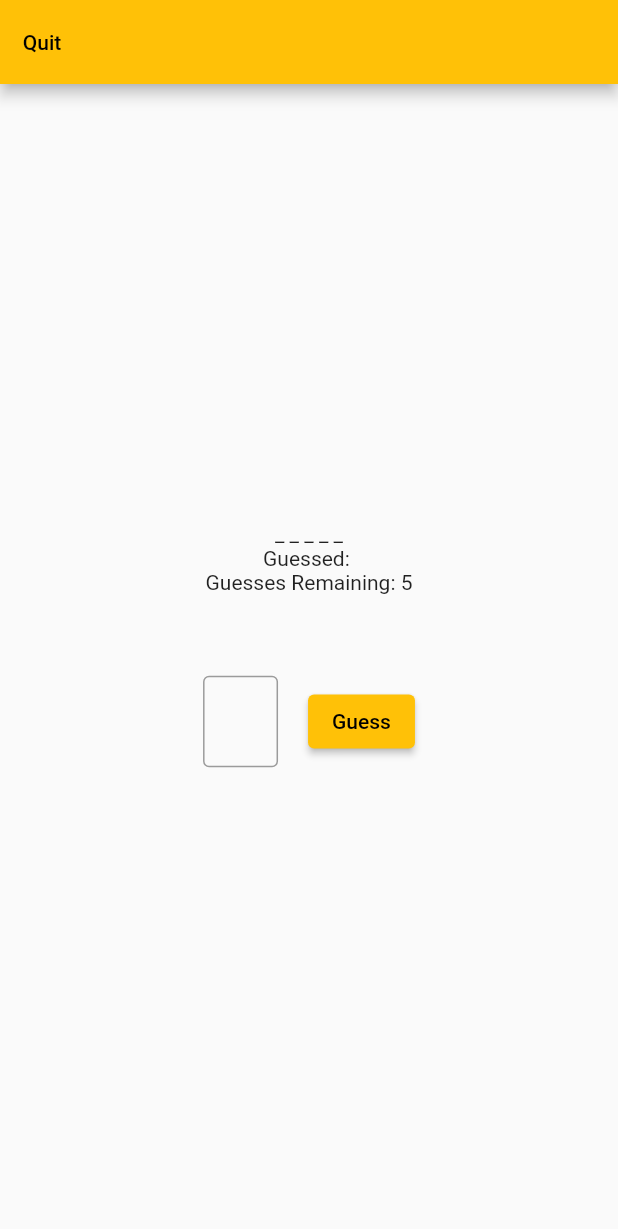
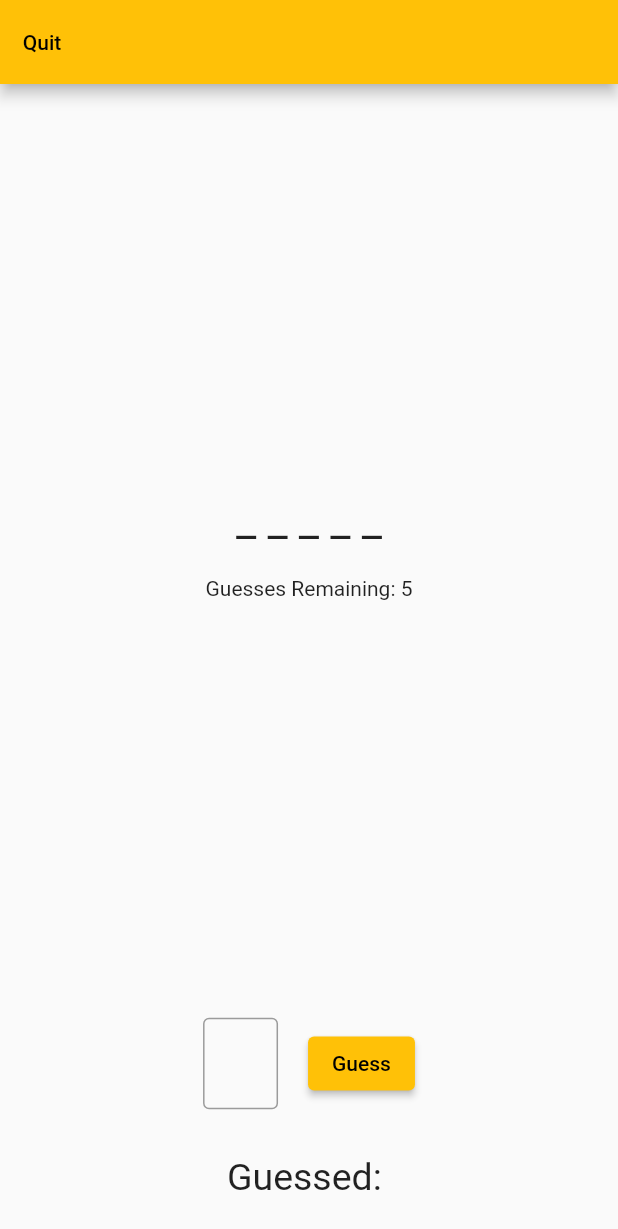
Before and after one commit to strathdeek/hangman, a Flutter app: the GamePage screen opened by its route, after a tap on "Guess", on a phone screen of 412 x 824 dp. Shown: the top 1229 px of the screen. Run offline on Flutter 3.47's test engine with Material 2 defaults, Android fonts, the phone set to English and light mode, and no system bars; our stand-ins replace get_it; network calls fail.

Commit message:
Game page refinements

```diff
--- a/lib/screens/game_page.dart
+++ b/lib/screens/game_page.dart
@@ -11,48 +11,71 @@ class GamePage extends StatefulWidget {
 }
 
 class _GamePageState extends State<GamePage> {
-  _GamePageState(this._totalGuesses, int wordLength) : super(){
+  _GamePageState(this._totalGuesses, int wordLength) : super() {
     _loadTargetWord(wordLength);
   }
 
   final guessController = TextEditingController();
+  final guessFocusNode = FocusNode();
 
   int _totalGuesses;
   int _currentGuesses = 0;
   String _errorText = "";
   String _targetWord = "words".toUpperCase();
-  String _currentGuess;
+  String _currentGuess = "";
   String get _displayWord => _targetWord.characters
       .map((char) => _lettersGuessed.contains(char) ? char : "_")
       .join();
   List<String> _lettersGuessed = <String>[];
 
   Future<void> _loadTargetWord(int numberOfLetters) async {
-    var targetWord = await getIt<DictionaryService>().getRandomWord(numberOfLetters);
+    var targetWord =
+        await getIt<DictionaryService>().getRandomWord(numberOfLetters);
     print(targetWord);
     setState(() {
       _targetWord = targetWord.toUpperCase();
     });
   }
 
-  void _trimTextInput(String input){
+  void _trimTextInput(String input) {
+    if (input?.isEmpty ?? true) {
+      return;
+    }
     var trimmedInput = input.characters.last.toUpperCase();
     guessController.clear();
-    guessController.value = TextEditingValue(text: trimmedInput, selection: TextSelection.fromPosition(TextPosition(offset: 1)));
+    guessController.value = TextEditingValue(
+        text: trimmedInput,
+        selection: TextSelection.fromPosition(TextPosition(offset: 1)));
     setState(() {
       _currentGuess = trimmedInput;
     });
-
   }
 
   void _submitGuess() {
     guessController.clear();
+
+    if (_currentGuess.isEmpty) {
+      return;
+    }
+
+    if (!RegExp("[A-Z]").hasMatch(_currentGuess)) {
+      setState(() {
+        _errorText =
+            "'${_currentGuess.toUpperCase()}' is not a valid guess.";
+      });
+      guessFocusNode.requestFocus();
+      return;
+    }
+
     if (_lettersGuessed.contains(_currentGuess)) {
       setState(() {
-        _errorText = "'${_currentGuess.toUpperCase()}' has already been guessed.";
+        _errorText =
+            "'${_currentGuess.toUpperCase()}' has already been guessed.";
       });
+      guessFocusNode.requestFocus();
       return;
     }
+
     setState(() {
       _errorText = "";
       _lettersGuessed.add(_currentGuess);
@@ -62,15 +85,17 @@ class _GamePageState extends State<GamePage> {
     });
     if (_currentGuesses == _totalGuesses || _targetWord == _displayWord) {
       _endGame();
+    } else {
+      guessFocusNode.requestFocus();
     }
   }
 
   Future<void> _endGame() async {
     var isWinner = _displayWord == _targetWord;
-    var titleText = isWinner ? "Congratulations!" : "Maybe next time";
+    var titleText = isWinner ? "Congratulations!" : "You Lost";
     var contentText = isWinner
         ? "You won! Would you like to play again?"
-        : "You lost. Would you like to play again?";
+        : "The word was $_targetWord. Would you like to play again?";
 
     return showDialog(
         context: context,
@@ -115,17 +140,26 @@ class _GamePageState extends State<GamePage> {
         ),
       ),
       body: Container(
-        alignment: Alignment.center,
           padding: EdgeInsets.symmetric(horizontal: 50),
           child: Column(
-          mainAxisAlignment: MainAxisAlignment.center,
+            mainAxisAlignment: MainAxisAlignment.start,
             children: [
-            Text(_displayWord.characters.join(" ")),
-            Text("Guessed: ${_lettersGuessed.join(", ")}"),
+              Spacer(),
+              Column(
+                children: [
+                  Text(
+                    _displayWord.characters.join(" "),
+                    style: TextStyle(fontSize: 30),
+                  ),
+                  SizedBox(
+                    height: 20,
+                  ),
                   Text("Guesses Remaining: ${_totalGuesses - _currentGuesses}"),
-            SizedBox(
-              height: 50,
+                ],
               ),
+              Spacer(),
+              Column(
+                children: [
                   Row(
                     crossAxisAlignment: CrossAxisAlignment.center,
                     mainAxisAlignment: MainAxisAlignment.center,
@@ -149,6 +183,8 @@ class _GamePageState extends State<GamePage> {
                           onChanged: _trimTextInput,
                           style: TextStyle(fontSize: 22),
                           controller: guessController,
+                          onSubmitted: (String input) => _submitGuess(),
+                          focusNode: guessFocusNode,
                         ),
                       ),
                       SizedBox(
@@ -160,10 +196,25 @@ class _GamePageState extends State<GamePage> {
                       ),
                     ],
                   ),
-            Text(_errorText, style: TextStyle(color: Colors.red, fontWeight: FontWeight.bold),)
+                  Text(
+                    _errorText,
+                    style: TextStyle(
+                        color: Colors.red, fontWeight: FontWeight.bold),
+                  ),
+                  SizedBox(
+                    height: 10,
+                  ),
+                  Text(
+                    "Guessed: ${_lettersGuessed.join(", ")}",
+                    style: TextStyle(fontSize: 25),
+                  ),
+                  SizedBox(
+                    height: 25,
+                  ),
                 ],
-        ),
-      ),
+              )
+            ],
+          )),
     );
   }
 }
```
Lines whose indentation alone changed are shown as unchanged.
